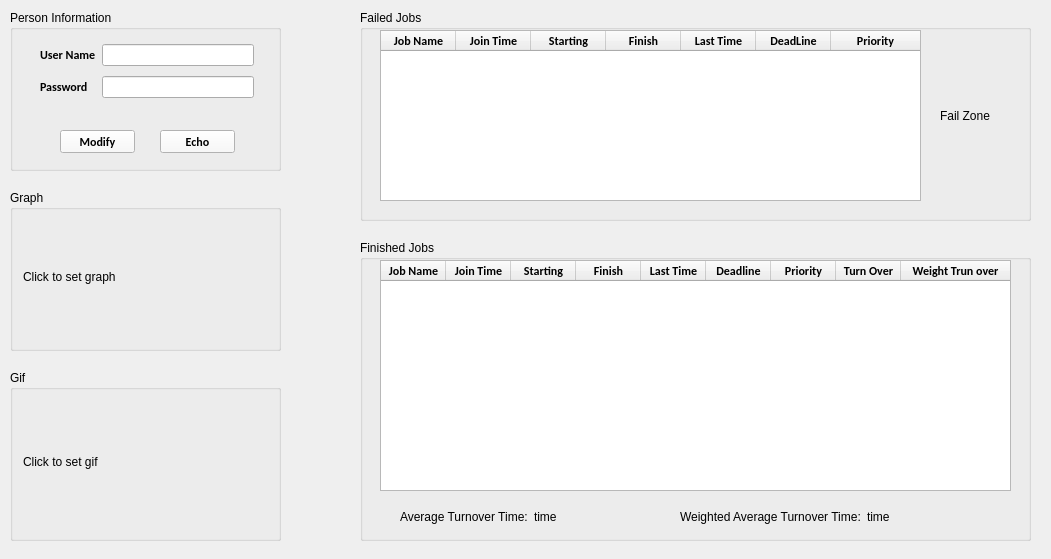
The window that JobsSchedule/person.ui (maple2rain/JobSchedule) describes before a commit, drawn with Qt 5.
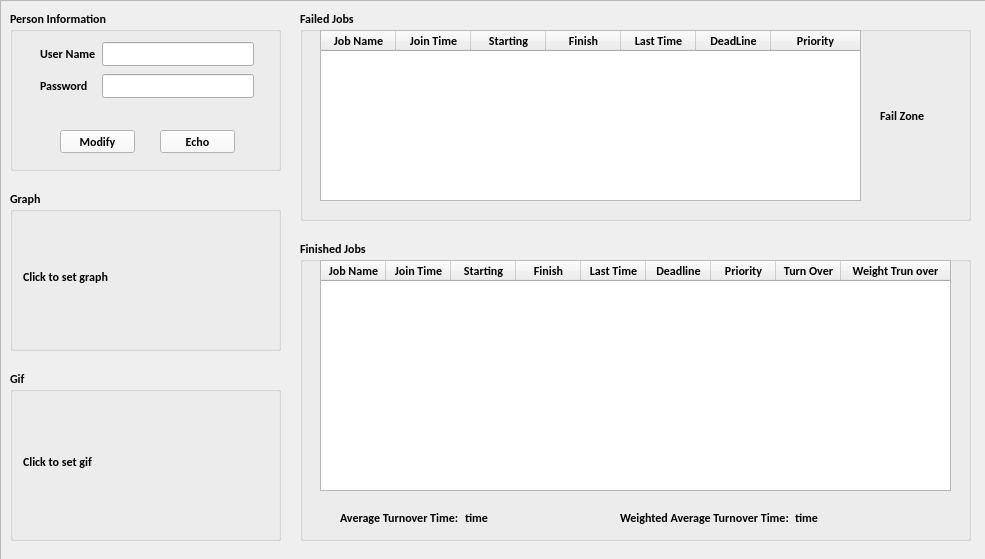
The same window after the commit. Icons and pictures are not drawn.

```diff
--- a/JobsSchedule/person.ui
+++ b/JobsSchedule/person.ui
@@ -6,7 +6,7 @@
    <rect>
     <x>0</x>
     <y>0</y>
-    <width>1051</width>
+    <width>985</width>
     <height>559</height>
    </rect>
   </property>
@@ -16,12 +16,19 @@
   <widget class="QGroupBox" name="FinishedJob">
    <property name="geometry">
     <rect>
-     <x>360</x>
+     <x>300</x>
      <y>240</y>
      <width>671</width>
      <height>301</height>
     </rect>
    </property>
+   <property name="font">
+    <font>
+     <family>Calibri</family>
+     <weight>75</weight>
+     <bold>true</bold>
+    </font>
+   </property>
    <property name="title">
     <string>Finished Jobs</string>
    </property>
@@ -170,7 +177,7 @@
       <x>40</x>
       <y>270</y>
       <width>200</width>
-      <height>14</height>
+      <height>16</height>
      </rect>
     </property>
     <layout class="QHBoxLayout" name="ATTHL">
@@ -196,7 +203,7 @@
       <x>320</x>
       <y>270</y>
       <width>230</width>
-      <height>14</height>
+      <height>16</height>
      </rect>
     </property>
     <layout class="QHBoxLayout" name="WATTHL">
@@ -220,12 +227,19 @@
   <widget class="QGroupBox" name="PreInput">
    <property name="geometry">
     <rect>
-     <x>360</x>
+     <x>300</x>
      <y>10</y>
      <width>671</width>
      <height>211</height>
     </rect>
    </property>
+   <property name="font">
+    <font>
+     <family>Calibri</family>
+     <weight>75</weight>
+     <bold>true</bold>
+    </font>
+   </property>
    <property name="title">
     <string>Failed Jobs</string>
    </property>
@@ -373,6 +387,13 @@
      <height>161</height>
     </rect>
    </property>
+   <property name="font">
+    <font>
+     <family>Calibri</family>
+     <weight>75</weight>
+     <bold>true</bold>
+    </font>
+   </property>
    <property name="title">
     <string>Person Information</string>
    </property>
@@ -507,6 +528,13 @@
      <height>161</height>
     </rect>
    </property>
+   <property name="font">
+    <font>
+     <family>Calibri</family>
+     <weight>75</weight>
+     <bold>true</bold>
+    </font>
+   </property>
    <property name="title">
     <string>Graph</string>
    </property>
@@ -533,6 +561,13 @@
      <height>171</height>
     </rect>
    </property>
+   <property name="font">
+    <font>
+     <family>Calibri</family>
+     <weight>75</weight>
+     <bold>true</bold>
+    </font>
+   </property>
    <property name="title">
     <string>Gif</string>
    </property>
@@ -550,6 +585,34 @@
     </property>
    </widget>
   </widget>
+  <widget class="QFrame" name="frame">
+   <property name="geometry">
+    <rect>
+     <x>0</x>
+     <y>0</y>
+     <width>991</width>
+     <height>561</height>
+    </rect>
+   </property>
+   <property name="autoFillBackground">
+    <bool>false</bool>
+   </property>
+   <property name="styleSheet">
+    <string notr="true">background-image:url(:/images/images/Urban Dream.jpg)</string>
+   </property>
+   <property name="frameShape">
+    <enum>QFrame::StyledPanel</enum>
+   </property>
+   <property name="frameShadow">
+    <enum>QFrame::Raised</enum>
+   </property>
+  </widget>
+  <zorder>frame</zorder>
+  <zorder>FinishedJob</zorder>
+  <zorder>PreInput</zorder>
+  <zorder>personBox</zorder>
+  <zorder>graphBox</zorder>
+  <zorder>gifBox</zorder>
  </widget>
  <resources/>
  <connections/>
```
Left out of the diff: 4 changed lines with no effect on the pictures.
